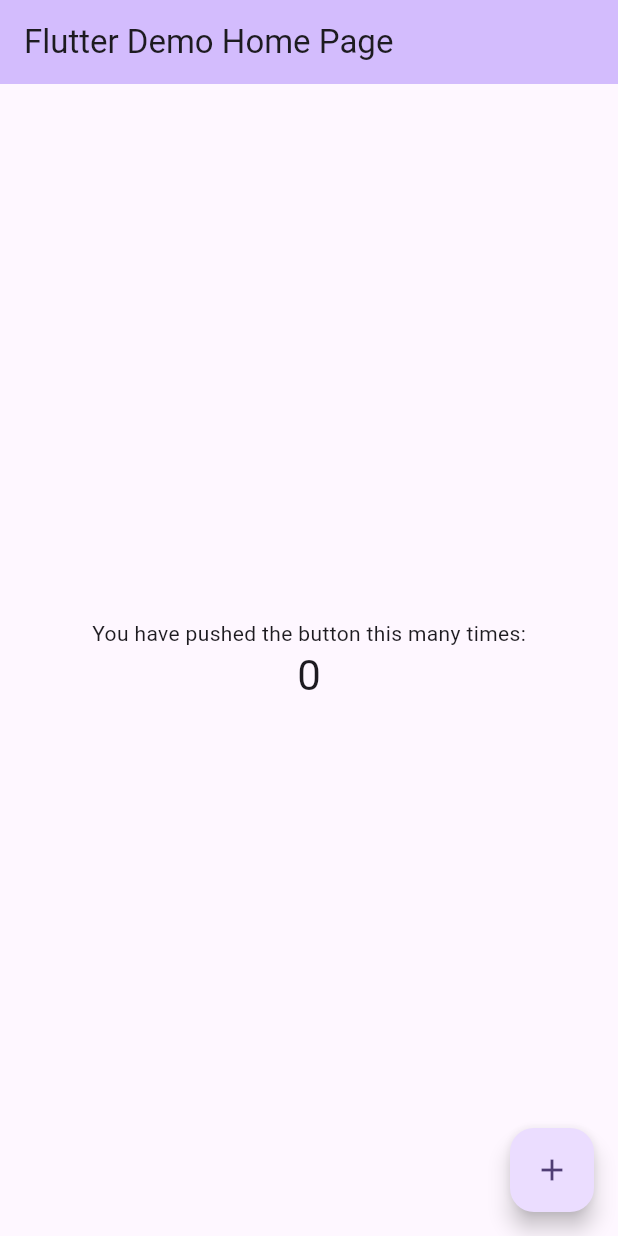
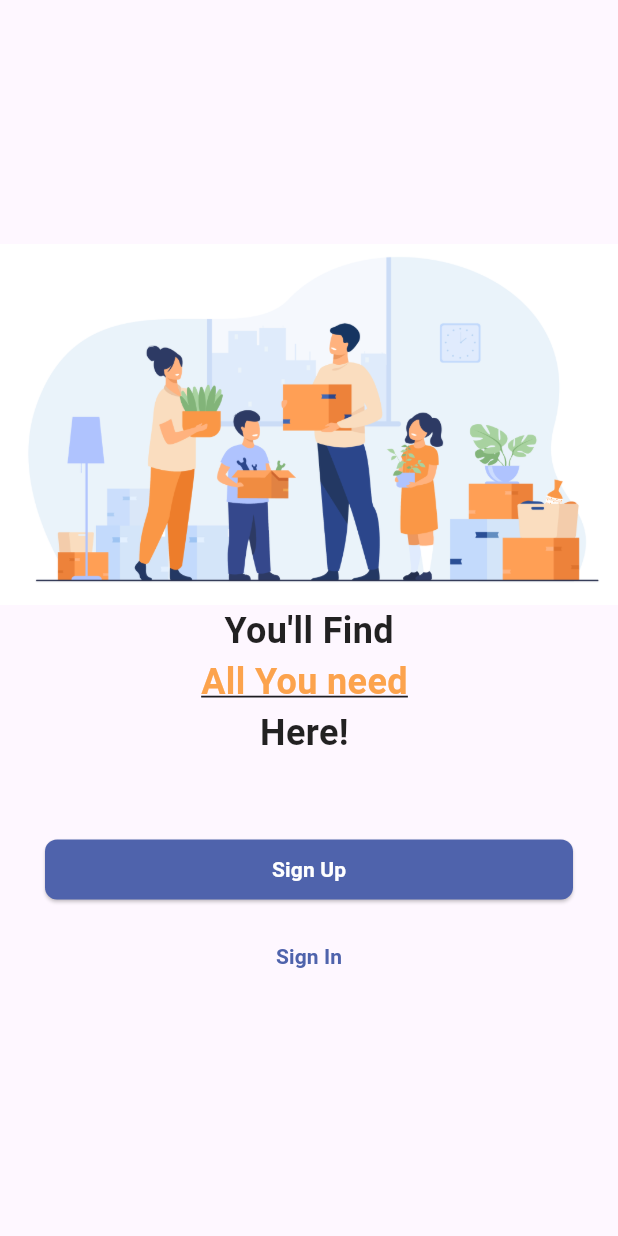
Before and after one commit to yuvraj8411/flutter_listicle, a Flutter app: the screen it shows after launch, on a phone screen of 412 x 824 dp. Run offline on Flutter 3.47's test engine with Material 3 defaults, Android fonts, the phone set to English and light mode, and no system bars.

Commit message:
#Implementation of new SPlash SCreen

```diff
--- /dev/null
+++ b/lib/component/custom_button.dart
@@ -0,0 +1,37 @@
+import 'package:flutter/material.dart';
+import 'package:listicle/utilities/constant.dart';
+
+class CustomButton extends StatelessWidget {
+  final String text;
+  final VoidCallback onPressed;
+
+  const CustomButton({
+    Key? key,
+    required this.text,
+    required this.onPressed,
+  }) : super(key: key);
+
+  @override
+  Widget build(BuildContext context) {
+    return SizedBox(
+      width: double.infinity,
+      child: ElevatedButton(
+        style: ElevatedButton.styleFrom(
+          backgroundColor: AppColors.blue,
+          padding: const EdgeInsets.all(10.0),
+          shape: RoundedRectangleBorder(
+            borderRadius: BorderRadius.circular(8.0),
+          ),
+        ),
+        onPressed: onPressed,
+        child: Text(
+          text,
+          style: const TextStyle(
+            color: Colors.white,
+            fontWeight: FontWeight.bold,
+          ),
+        ),
+      ),
+    );
+  }
+}
--- /dev/null
+++ b/lib/component/custom_text_button.dart
@@ -0,0 +1,29 @@
+import 'package:flutter/material.dart';
+import 'package:listicle/utilities/constant.dart';
+
+class CustomTextButton extends StatelessWidget {
+  final String text;
+  final VoidCallback onPressed;
+  final TextStyle? style;
+
+  const CustomTextButton({
+    Key? key,
+    required this.text,
+    required this.onPressed,
+    this.style,
+  }) : super(key: key);
+
+  @override
+  Widget build(BuildContext context) {
+    return TextButton(
+      onPressed: onPressed,
+      child: Text(
+        text,
+        style: const TextStyle(
+          color: AppColors.blue,
+          fontWeight: FontWeight.bold,
+        ),
+      ),
+    );
+  }
+}
--- a/lib/main.dart
+++ b/lib/main.dart
@@ -1,4 +1,7 @@
+import 'dart:collection';
+
 import 'package:flutter/material.dart';
+import 'package:listicle/screen/splashscreen.dart';
 
 void main() {
   runApp(const MyApp());
@@ -7,119 +10,11 @@ void main() {
 class MyApp extends StatelessWidget {
   const MyApp({super.key});
 
-  // This widget is the root of your application.
   @override
   Widget build(BuildContext context) {
-    return MaterialApp(
-      title: 'Flutter Demo',
-      theme: ThemeData(
-        // This is the theme of your application.
-        //
-        // TRY THIS: Try running your application with "flutter run". You'll see
-        // the application has a purple toolbar. Then, without quitting the app,
-        // try changing the seedColor in the colorScheme below to Colors.green
-        // and then invoke "hot reload" (save your changes or press the "hot
-        // reload" button in a Flutter-supported IDE, or press "r" if you used
-        // the command line to start the app).
-        //
-        // Notice that the counter didn't reset back to zero; the application
-        // state is not lost during the reload. To reset the state, use hot
-        // restart instead.
-        //
-        // This works for code too, not just values: Most code changes can be
-        // tested with just a hot reload.
-        colorScheme: ColorScheme.fromSeed(seedColor: Colors.deepPurple),
-        useMaterial3: true,
-      ),
-      home: const MyHomePage(title: 'Flutter Demo Home Page'),
+    return const MaterialApp(
+      debugShowCheckedModeBanner: false,
+      home: SplashScreen(),
     );
   }
 }
-
-class MyHomePage extends StatefulWidget {
-  const MyHomePage({super.key, required this.title});
-
-  // This widget is the home page of your application. It is stateful, meaning
-  // that it has a State object (defined below) that contains fields that affect
-  // how it looks.
-
-  // This class is the configuration for the state. It holds the values (in this
-  // case the title) provided by the parent (in this case the App widget) and
-  // used by the build method of the State. Fields in a Widget subclass are
-  // always marked "final".
-
-  final String title;
-
-  @override
-  State<MyHomePage> createState() => _MyHomePageState();
-}
-
-class _MyHomePageState extends State<MyHomePage> {
-  int _counter = 0;
-
-  void _incrementCounter() {
-    setState(() {
-      // This call to setState tells the Flutter framework that something has
-      // changed in this State, which causes it to rerun the build method below
-      // so that the display can reflect the updated values. If we changed
-      // _counter without calling setState(), then the build method would not be
-      // called again, and so nothing would appear to happen.
-      _counter++;
-    });
-  }
-
-  @override
-  Widget build(BuildContext context) {
-    // This method is rerun every time setState is called, for instance as done
-    // by the _incrementCounter method above.
-    //
-    // The Flutter framework has been optimized to make rerunning build methods
-    // fast, so that you can just rebuild anything that needs updating rather
-    // than having to individually change instances of widgets.
-    return Scaffold(
-      appBar: AppBar(
-        // TRY THIS: Try changing the color here to a specific color (to
-        // Colors.amber, perhaps?) and trigger a hot reload to see the AppBar
-        // change color while the other colors stay the same.
-        backgroundColor: Theme.of(context).colorScheme.inversePrimary,
-        // Here we take the value from the MyHomePage object that was created by
-        // the App.build method, and use it to set our appbar title.
-        title: Text(widget.title),
-      ),
-      body: Center(
-        // Center is a layout widget. It takes a single child and positions it
-        // in the middle of the parent.
-        child: Column(
-          // Column is also a layout widget. It takes a list of children and
-          // arranges them vertically. By default, it sizes itself to fit its
-          // children horizontally, and tries to be as tall as its parent.
-          //
-          // Column has various properties to control how it sizes itself and
-          // how it positions its children. Here we use mainAxisAlignment to
-          // center the children vertically; the main axis here is the vertical
-          // axis because Columns are vertical (the cross axis would be
-          // horizontal).
-          //
-          // TRY THIS: Invoke "debug painting" (choose the "Toggle Debug Paint"
-          // action in the IDE, or press "p" in the console), to see the
-          // wireframe for each widget.
-          mainAxisAlignment: MainAxisAlignment.center,
-          children: <Widget>[
-            const Text(
-              'You have pushed the button this many times:',
-            ),
-            Text(
-              '$_counter',
-              style: Theme.of(context).textTheme.headlineMedium,
-            ),
-          ],
-        ),
-      ),
-      floatingActionButton: FloatingActionButton(
-        onPressed: _incrementCounter,
-        tooltip: 'Increment',
-        child: const Icon(Icons.add),
-      ), // This trailing comma makes auto-formatting nicer for build methods.
-    );
-  }
-}
--- /dev/null
+++ b/lib/screen/splashscreen.dart
@@ -0,0 +1,50 @@
+import 'package:flutter/material.dart';
+import 'package:listicle/component/custom_button.dart';
+import 'package:listicle/component/custom_text_button.dart';
+import 'package:listicle/utilities/constant.dart';
+
+class SplashScreen extends StatelessWidget {
+  const SplashScreen({Key? key}) : super(key: key);
+
+  @override
+  Widget build(BuildContext context) {
+    return Scaffold(
+      body: Center(
+        child: Column(
+          mainAxisAlignment: MainAxisAlignment.center,
+          children: [
+            const Image(
+              image: AssetImage(
+                'assets/splash_image.png',
+              ),
+            ),
+            const Text(
+              "You'll Find",
+              style: AppTextStyles.splashBlackTitle,
+            ),
+            Text(
+              "All You need ",
+              style: AppTextStyles.splashYellowTitle,
+            ),
+            const Text(
+              "Here! ",
+              style: AppTextStyles.splashBlackTitle,
+            ),
+            Padding(
+              padding: const EdgeInsets.only(left: 30, right: 30, top: 50),
+              child: CustomButton(
+                text: 'Sign Up',
+                onPressed: () {},
+              ),
+            ),
+            const SizedBox(height: 10),
+            CustomTextButton(
+              text: 'Sign In',
+              onPressed: () {},
+            ),
+          ],
+        ),
+      ),
+    );
+  }
+}
--- /dev/null
+++ b/lib/utilities/constant.dart
@@ -0,0 +1,32 @@
+import 'package:flutter/material.dart';
+
+class AppColors {
+  static const blue = Color(0xFF4F63AC);
+  static const orange = Color(0xFFFCA34D);
+  static const grey = Color(0xFF8D9BB5);
+  static const lightGrey = Color(0xFFDADADA);
+  static const darkGrey = Color(0xFF3F4A59);
+  static const white = Colors.white;
+  static const black = Colors.black87;
+}
+
+class AppTextStyles {
+  static var splashYellowTitle = const TextStyle(
+    fontSize: 24,
+    fontWeight: FontWeight.bold,
+    color: AppColors.orange,
+  ).copyWith(
+    decoration: TextDecoration.underline,
+  );
+
+  static const splashBlackTitle = TextStyle(
+    fontSize: 24,
+    fontWeight: FontWeight.bold,
+    color: AppColors.black,
+  );
+
+  static const body = TextStyle(
+    fontSize: 16,
+    color: AppColors.darkGrey,
+  );
+}
--- a/pubspec.yaml
+++ b/pubspec.yaml
@@ -59,7 +59,8 @@ flutter:
   uses-material-design: true
 
   # To add assets to your application, add an assets section, like this:
-  # assets:
+  assets:
+      - assets/
   #   - images/a_dot_burr.jpeg
   #   - images/a_dot_ham.jpeg
 
```
Also changed, not shown: assets/auth_back.png (added), assets/check.png (added), assets/eye.png (added), assets/eye_closed.png (added), assets/google.png (added), assets/splash_image.png (added).
